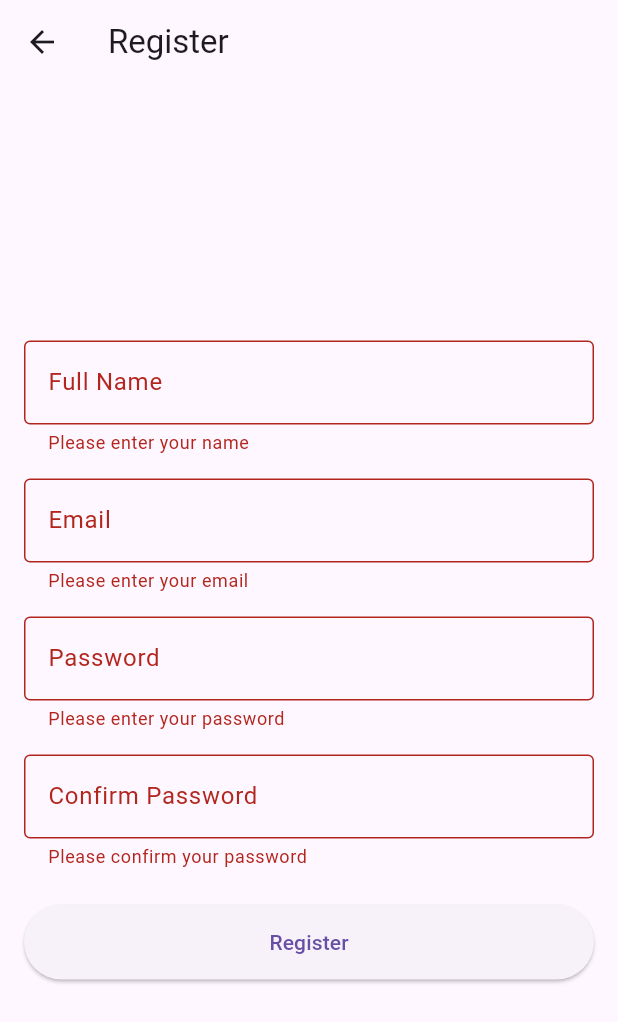
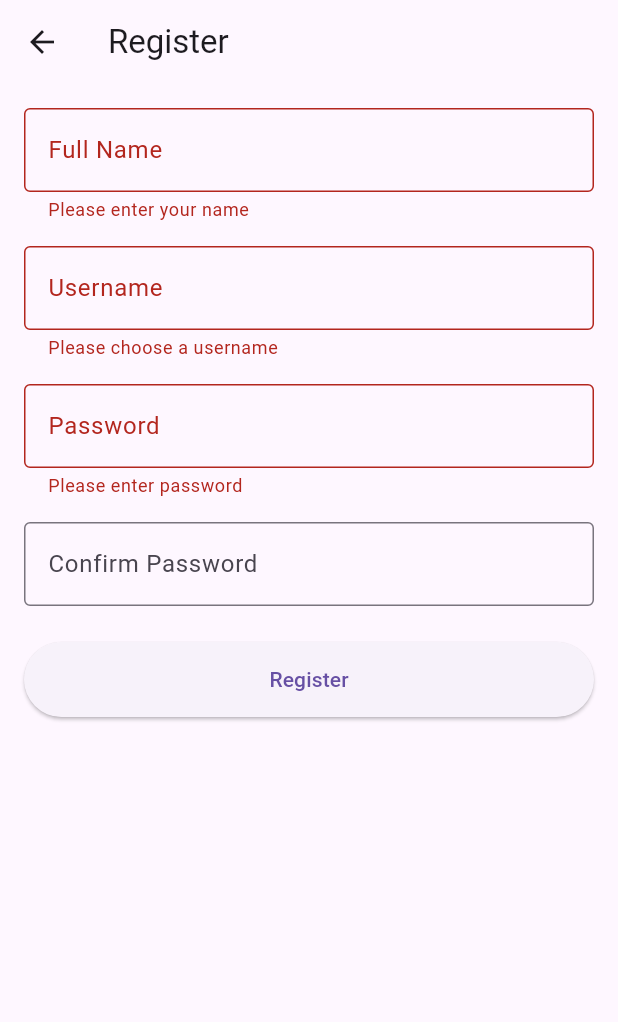
Before and after one commit to Atharv-iitr/Hangout-Planner-App, a Flutter app: the RegisterForm screen opened directly, after a tap on "Register", on a phone screen of 412 x 824 dp. Shown: the top 1022 px of the screen. Run offline on Flutter 3.47's test engine with Material 3 defaults, Android fonts, the phone set to English and light mode, and no system bars; our stand-ins replace cloud_firestore, firebase_auth, firebase_core; accounts and stored records are empty.

Commit message:
Update register_form.dart

```diff
--- a/lib/Pages/register_form.dart
+++ b/lib/Pages/register_form.dart
@@ -11,35 +11,54 @@ class RegisterForm extends StatefulWidget {
 
 class _RegisterFormState extends State<RegisterForm> {
   final _formKey = GlobalKey<FormState>();
-  final _emailController = TextEditingController();
+  final _usernameController = TextEditingController();
   final _passwordController = TextEditingController();
   final _confirmPasswordController = TextEditingController();
   final _nameController = TextEditingController();
   bool _isLoading = false;
+  String? _errorMessage;
 
   Future<void> _submit() async {
     if (!_formKey.currentState!.validate()) return;
 
-    setState(() => _isLoading = true);
+    setState(() {
+      _isLoading = true;
+      _errorMessage = null;
+    });
 
     try {
-      User? user = await AuthService().registerWithEmail(
-        _emailController.text.trim(),
+      final authService = AuthService();
+      final user = await authService.registerWithUsername(
+        _usernameController.text.trim(),
         _passwordController.text.trim(),
         _nameController.text.trim(),
       );
 
       if (user != null) {
         Navigator.pushReplacementNamed(context, '/home');
+      } else {
+        setState(() {
+          _errorMessage = 'Registration failed. Please try again.';
+        });
       }
+    } on FirebaseAuthException catch (e) {
+      setState(() {
+        _errorMessage = e.message ?? 'Registration failed';
+      });
+    } catch (e) {
+      setState(() {
+        _errorMessage = 'An unexpected error occurred. Please try again.';
+      });
     } finally {
+      if (mounted) {
         setState(() => _isLoading = false);
+      }
     }
   }
 
   @override
   void dispose() {
-    _emailController.dispose();
+    _usernameController.dispose();
     _passwordController.dispose();
     _confirmPasswordController.dispose();
     _nameController.dispose();
@@ -56,8 +75,8 @@ class _RegisterFormState extends State<RegisterForm> {
         padding: const EdgeInsets.all(16.0),
         child: Form(
           key: _formKey,
+          child: SingleChildScrollView(
             child: Column(
-            mainAxisAlignment: MainAxisAlignment.center,
               children: [
                 TextFormField(
                   controller: _nameController,
@@ -65,27 +84,22 @@ class _RegisterFormState extends State<RegisterForm> {
                     labelText: 'Full Name',
                     border: OutlineInputBorder(),
                   ),
-                validator: (value) {
-                  if (value == null || value.isEmpty) {
-                    return 'Please enter your name';
-                  }
-                  return null;
-                },
+                  validator: (value) => value?.isEmpty ?? true ? 'Please enter your name' : null,
                 ),
                 const SizedBox(height: 16),
                 TextFormField(
-                controller: _emailController,
+                  controller: _usernameController,
                   decoration: const InputDecoration(
-                  labelText: 'Email',
+                    labelText: 'Username',
                     border: OutlineInputBorder(),
+                    hintText: 'e.g., cooluser123',
                   ),
-                keyboardType: TextInputType.emailAddress,
                   validator: (value) {
-                  if (value == null || value.isEmpty) {
-                    return 'Please enter your email';
-                  }
-                  if (!value.contains('@')) {
-                    return 'Please enter a valid email';
+                    if (value == null || value.isEmpty) return 'Please choose a username';
+                    if (value.contains(' ')) return 'No spaces allowed';
+                    if (value.length < 4) return 'At least 4 characters';
+                    if (!RegExp(r'^[a-z0-9_]+$').hasMatch(value.toLowerCase())) {
+                      return 'Only letters, numbers and _';
                     }
                     return null;
                   },
@@ -98,15 +112,11 @@ class _RegisterFormState extends State<RegisterForm> {
                     border: OutlineInputBorder(),
                   ),
                   obscureText: true,
-                validator: (value) {
-                  if (value == null || value.isEmpty) {
-                    return 'Please enter your password';
-                  }
-                  if (value.length < 6) {
-                    return 'Password must be at least 6 characters';
-                  }
-                  return null;
-                },
+                  validator: (value) => value?.isEmpty ?? true
+                      ? 'Please enter password'
+                      : value!.length < 6
+                          ? 'At least 6 characters'
+                          : null,
                 ),
                 const SizedBox(height: 16),
                 TextFormField(
@@ -116,27 +126,35 @@ class _RegisterFormState extends State<RegisterForm> {
                     border: OutlineInputBorder(),
                   ),
                   obscureText: true,
-                validator: (value) {
-                  if (value == null || value.isEmpty) {
-                    return 'Please confirm your password';
-                  }
-                  if (value != _passwordController.text) {
-                    return 'Passwords do not match';
-                  }
-                  return null;
-                },
+                  validator: (value) => value != _passwordController.text
+                      ? 'Passwords don\'t match'
+                      : null,
                 ),
+                if (_errorMessage != null) ...[
+                  const SizedBox(height: 16),
+                  Text(
+                    _errorMessage!,
+                    style: TextStyle(
+                      fontSize: 16,
+                    ),
+                  ),
+                ],
                 const SizedBox(height: 24),
-              ElevatedButton(
+                SizedBox(
+                  width: double.infinity,
+                  height: 50,
+                  child: ElevatedButton(
                     onPressed: _isLoading ? null : _submit,
-                style: ElevatedButton.styleFrom(
-                  minimumSize: const Size(double.infinity, 50),
-                ),
                     child: _isLoading
-                    ? const CircularProgressIndicator()
+                        ? const CircularProgressIndicator(
+                            strokeWidth: 2,
+                            color: Colors.white,
+                          )
                         : const Text('Register'),
                   ),
+                ),
               ],
+            ),
           ),
         ),
       ),
```
Lines whose indentation alone changed are shown as unchanged.
